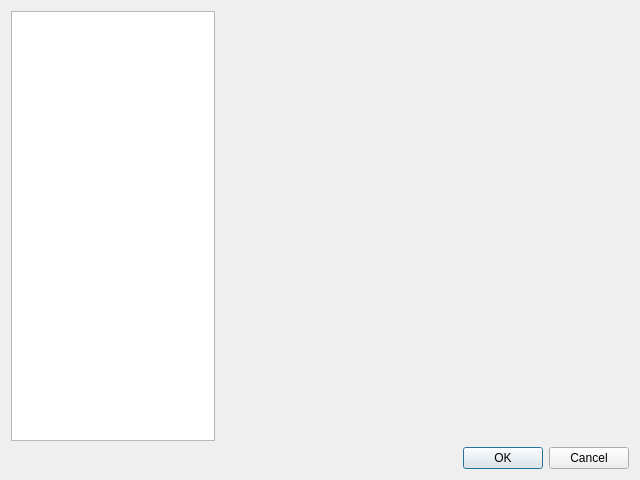
sungwonnam/SAGENext, file src/thewall/settingstackeddialog.ui: the form before one commit.
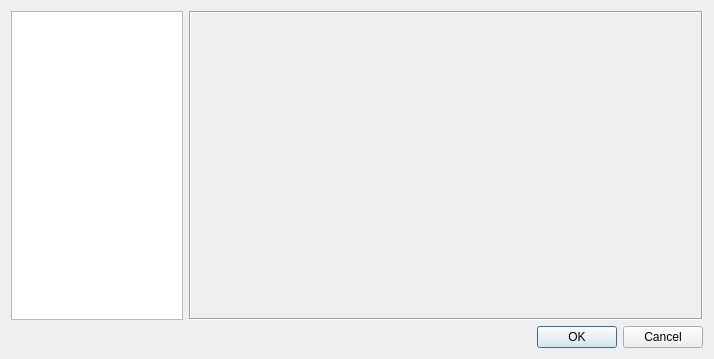
The form after the commit.

```diff
--- a/src/thewall/settingstackeddialog.ui
+++ b/src/thewall/settingstackeddialog.ui
@@ -6,8 +6,8 @@
    <rect>
     <x>0</x>
     <y>0</y>
-    <width>640</width>
-    <height>480</height>
+    <width>714</width>
+    <height>359</height>
    </rect>
   </property>
   <property name="windowTitle">
@@ -15,7 +15,7 @@
   </property>
   <layout class="QVBoxLayout" name="verticalLayout">
    <item>
-    <layout class="QHBoxLayout" name="horizontalLayout" stretch="1,2">
+    <layout class="QHBoxLayout" name="horizontalLayout" stretch="1,3">
      <item>
       <widget class="QListWidget" name="listWidget">
        <property name="sizePolicy">
@@ -28,11 +28,18 @@
      </item>
      <item>
       <widget class="QStackedWidget" name="stackedWidget">
+       <property name="frameShape">
+        <enum>QFrame::Box</enum>
+       </property>
+       <property name="frameShadow">
+        <enum>QFrame::Sunken</enum>
+       </property>
+       <property name="lineWidth">
+        <number>1</number>
+       </property>
        <property name="currentIndex">
         <number>0</number>
        </property>
-       <widget class="QWidget" name="page"/>
-       <widget class="QWidget" name="page_2"/>
       </widget>
      </item>
     </layout>
```
Left out of the diff: 2 changed lines with no effect on the pictures.
